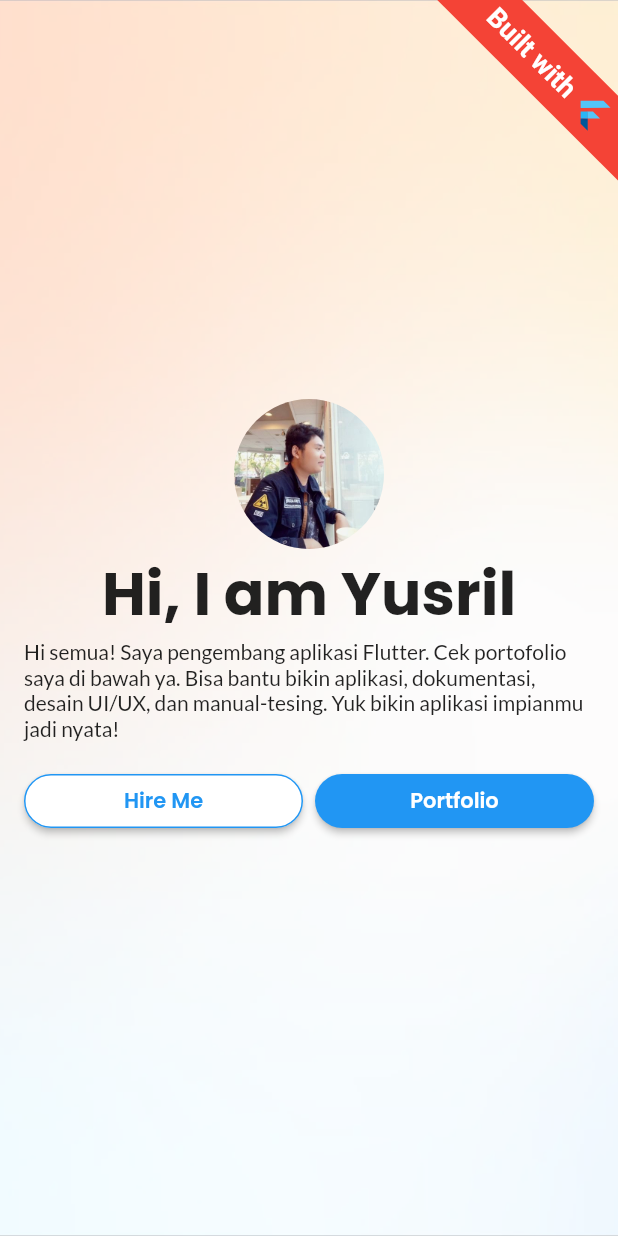
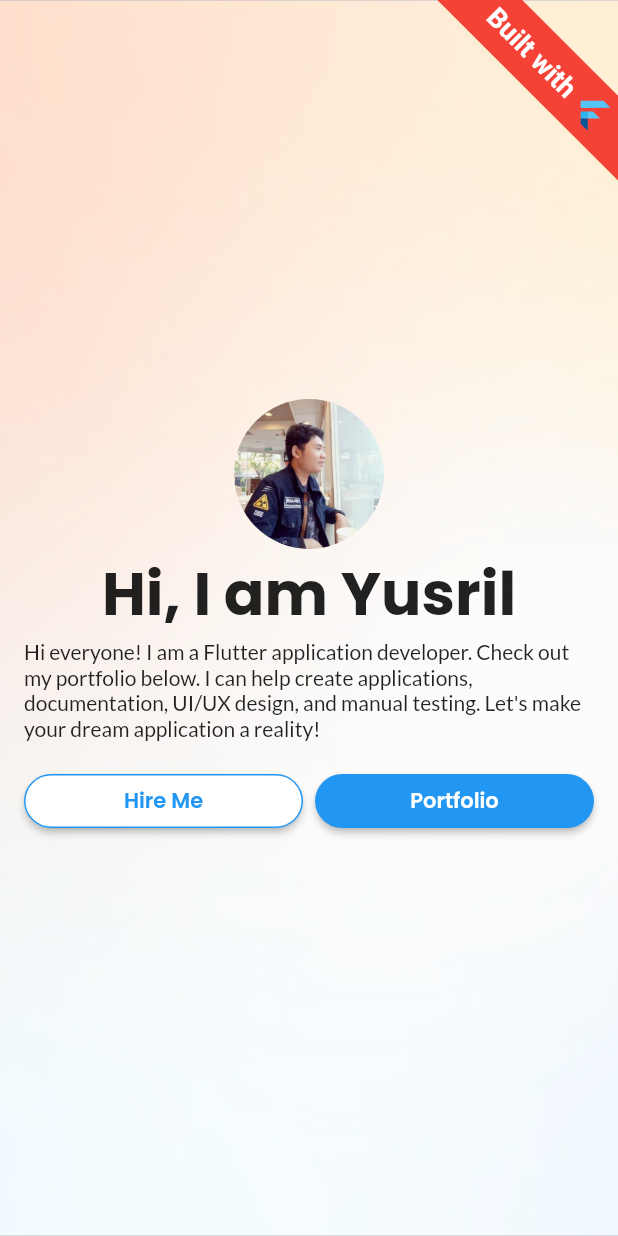
Before and after one commit to YusrilD/web_portofolio, a Flutter app: the screen it shows after launch, after a tap on "Portfolio", on a phone screen of 412 x 824 dp. Run offline on Flutter 3.47's test engine with Material 2 defaults, Android fonts, the phone set to English and light mode, and no system bars; our stand-ins replace get, google_fonts; missing offline and left inert: dart:html.

Commit message:
fix wording

```diff
--- a/lib/dashboard/dashboard_mobile.dart
+++ b/lib/dashboard/dashboard_mobile.dart
@@ -57,7 +57,7 @@ class DashboardMobile extends StatelessWidget {
                               text: "Portfolio",
                               onPress: () {
                                 html.window.open(
-                                    "https://yusrildewantara.000webhostapp.com/assets/assets/yusril_portfolio.pdf",
+                                    "https://yusrildewantara.tech/assets/assets/yusril_portfolio.pdf",
                                     "yusril_portfolio.pdf");
                               }),
                         )
--- a/lib/source/config.dart
+++ b/lib/source/config.dart
@@ -1,4 +1,4 @@
 const String longGreeting =
-    "Hey semua! Saya adalah seorang pengembang aplikasi Flutter yang siap membantu Anda bikin aplikasi keren! Pengen tau karya-karya saya? Cek portofolio saya di bawah ya. Selain itu, saya juga bisa bantu bikin dokumentasi, desain UI/UX yang kece, dan manual-testing. Ayo kita bikin aplikasi impianmu jadi kenyataan!";
+    "Hi everyone! I am a Flutter application developer. Check out my portfolio below. I can help create applications, documentation, UI/UX design, and manual testing. Let's make your dream application a reality!";
 const String shortGreeting =
-    "Hi semua! Saya pengembang aplikasi Flutter. Cek portofolio saya di bawah ya. Bisa bantu bikin aplikasi, dokumentasi, desain UI/UX, dan manual-tesing. Yuk bikin aplikasi impianmu jadi nyata!";
+    "Hi everyone! I am a Flutter application developer. Check out my portfolio below. I can help create applications, documentation, UI/UX design, and manual testing. Let's make your dream application a reality!";
```
